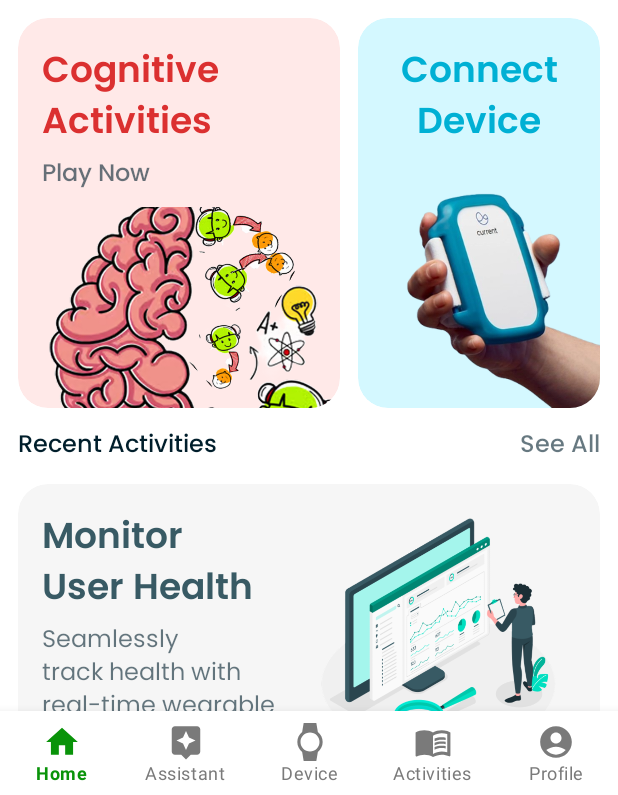
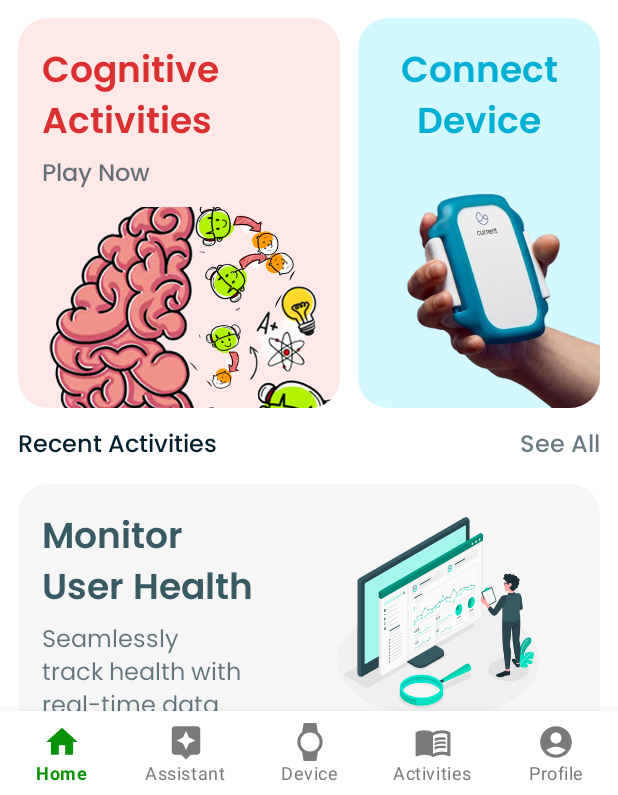
Before and after one commit to Dementia-Guard/dg-Mobile-prod, an Android app: the screen it shows after launch (Home), on a phone screen of 412 x 824 dp, the part 441-1236 px from its top. Run offline under Robolectric (Android 15) with nearby library versions, the light colour scheme and no system bars.

Commit message:
mod:logoChanged

```diff
--- a/app/src/main/res/layout/fragment_index.xml
+++ b/app/src/main/res/layout/fragment_index.xml
@@ -156,6 +156,7 @@
                             android:id="@+id/imageView5"
                             android:layout_width="0dp"
                             android:layout_height="0dp"
+                            android:layout_marginStart="8dp"
                             android:src="@drawable/cg_sb_home"
                             app:layout_constraintBottom_toBottomOf="@+id/textView19"
                             app:layout_constraintEnd_toStartOf="@+id/textView19"
@@ -192,7 +193,7 @@
                             android:layout_marginBottom="16dp"
                             android:alpha="0.6"
                             android:fontFamily="@font/poppins"
-                            android:text="Seamlessly track health with real-time wearable data"
+                            android:text="Seamlessly track health with real-time data"
                             android:textAlignment="textStart"
                             android:textColor="@color/secondary"
                             android:textSize="16sp"
--- a/app/src/main/res/layout/fragment_profile.xml
+++ b/app/src/main/res/layout/fragment_profile.xml
@@ -211,7 +211,7 @@
                             android:layout_marginTop="16dp"
                             android:layout_marginEnd="16dp"
                             android:fontFamily="@font/poppins"
-                            android:text="Learn More"
+                            android:text="Learn More?"
                             android:textColor="@color/black"
                             android:textSize="16sp"
                             app:layout_constraintEnd_toEndOf="parent"
--- a/app/src/main/res/values/ic_launcher_background.xml
+++ b/app/src/main/res/values/ic_launcher_background.xml
@@ -1,4 +1,4 @@
 <?xml version="1.0" encoding="utf-8"?>
 <resources>
-    <color name="ic_launcher_background">#0AAC0A</color>
+    <color name="ic_launcher_background">#FFFFFF</color>
 </resources>
```
Also changed, not shown: app/src/main/ic_launcher-playstore.png, app/src/main/res/mipmap-hdpi/ic_launcher.webp, app/src/main/res/mipmap-hdpi/ic_launcher_foreground.webp, app/src/main/res/mipmap-hdpi/ic_launcher_round.webp, app/src/main/res/mipmap-mdpi/ic_launcher.webp, app/src/main/res/mipmap-mdpi/ic_launcher_foreground.webp, app/src/main/res/mipmap-mdpi/ic_launcher_round.webp, app/src/main/res/mipmap-xhdpi/ic_launcher.webp, app/src/main/res/mipmap-xhdpi/ic_launcher_foreground.webp, app/src/main/res/mipmap-xhdpi/ic_launcher_round.webp, app/src/main/res/mipmap-xxhdpi/ic_launcher.webp, app/src/main/res/mipmap-xxhdpi/ic_launcher_foreground.webp, app/src/main/res/mipmap-xxhdpi/ic_launcher_round.webp, app/src/main/res/mipmap-xxxhdpi/ic_launcher.webp, 2 more files.
